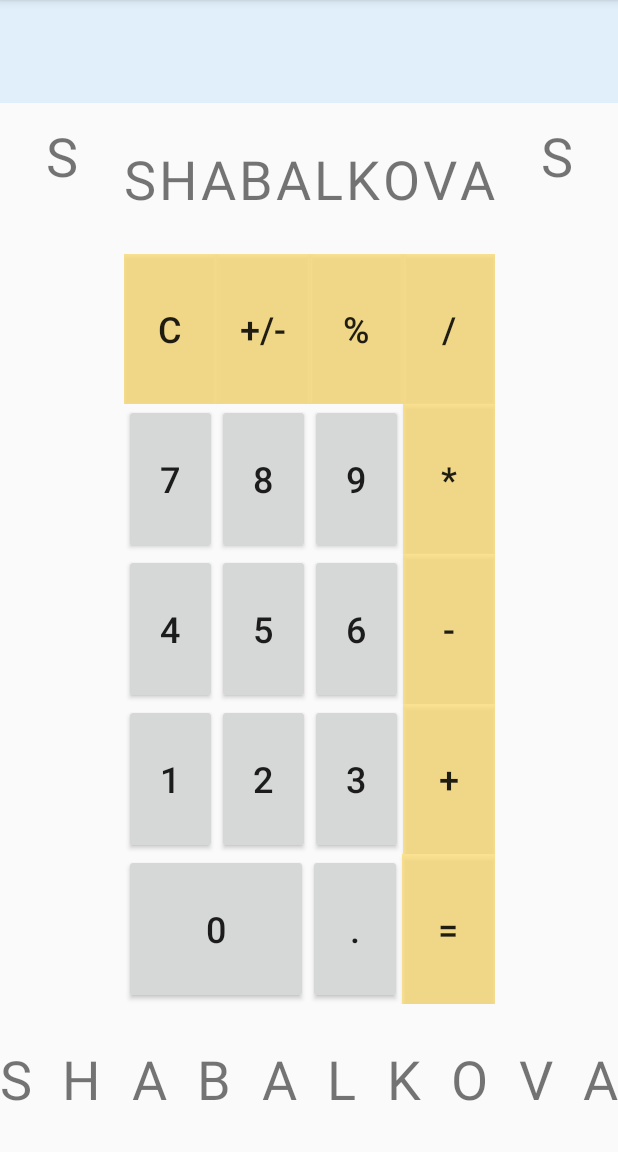
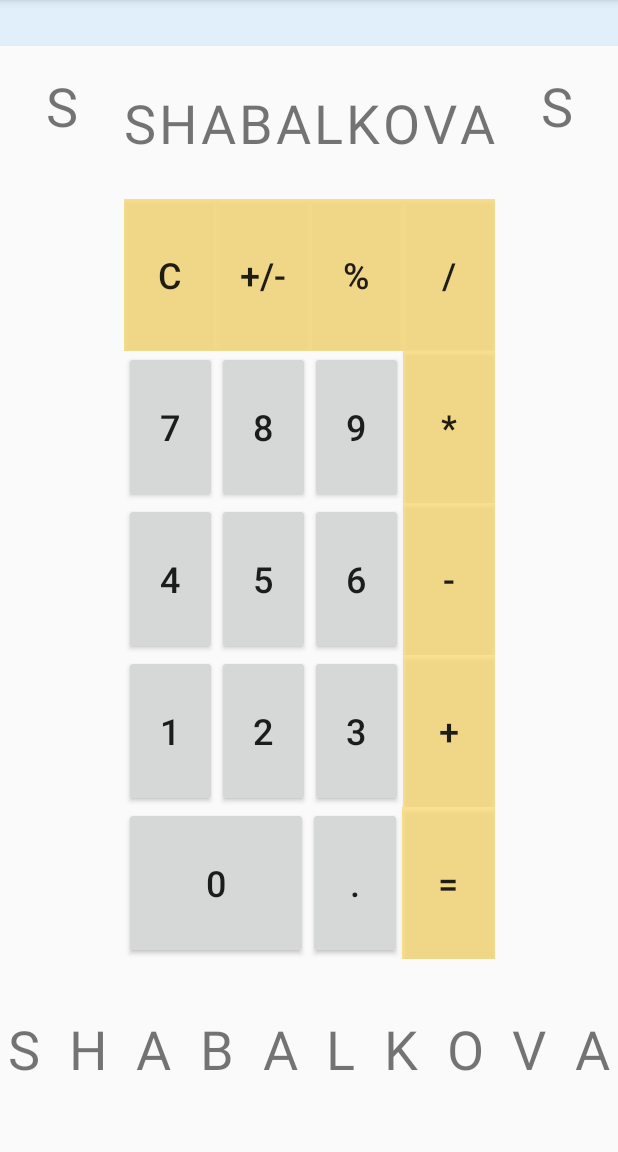
Before and after one commit to MashaShe/ChainCalcShabalkova, an Android app: the screen it shows after launch (MainActivity), on a phone screen of 412 x 824 dp, the part 84-1236 px from its top. Run offline under Robolectric (Android 15) with nearby library versions, the phone set to English and light mode, and no system bars.

Commit message:
Updated margins

```diff
--- a/app/src/main/res/layout/activity_main.xml
+++ b/app/src/main/res/layout/activity_main.xml
@@ -10,7 +10,7 @@
 
     <LinearLayout
         android:layout_width="fill_parent"
-        android:layout_height="235dp"
+        android:layout_height="190dp"
         android:layout_weight="1"
         android:orientation="horizontal">
 
@@ -35,7 +35,9 @@
             android:id="@+id/consLeft"
             android:layout_width="match_parent"
             android:layout_height="match_parent"
-            android:layout_weight="2">
+            android:layout_weight="2"
+            android:layout_marginTop="5dp"
+            android:layout_marginBottom="5dp">
 
             <TextView
                 android:id="@+id/textViewSL"
@@ -508,7 +510,9 @@
             android:id="@+id/consRight"
             android:layout_width="match_parent"
             android:layout_height="match_parent"
-            android:layout_weight="2">
+            android:layout_weight="2"
+            android:layout_marginTop="5dp"
+            android:layout_marginBottom="5dp">
 
             <TextView
                 android:id="@+id/textViewSR"
@@ -637,7 +641,10 @@
         android:id="@+id/consBottom"
         android:layout_width="match_parent"
         android:layout_height="match_parent"
-        android:layout_weight="4">
+        android:layout_weight="4"
+        android:layout_marginBottom="10dp"
+        android:layout_marginLeft="5dp"
+        android:layout_marginRight="5dp">
         <TextView
             android:id="@+id/textViewSB"
             android:layout_width="wrap_content"
```
